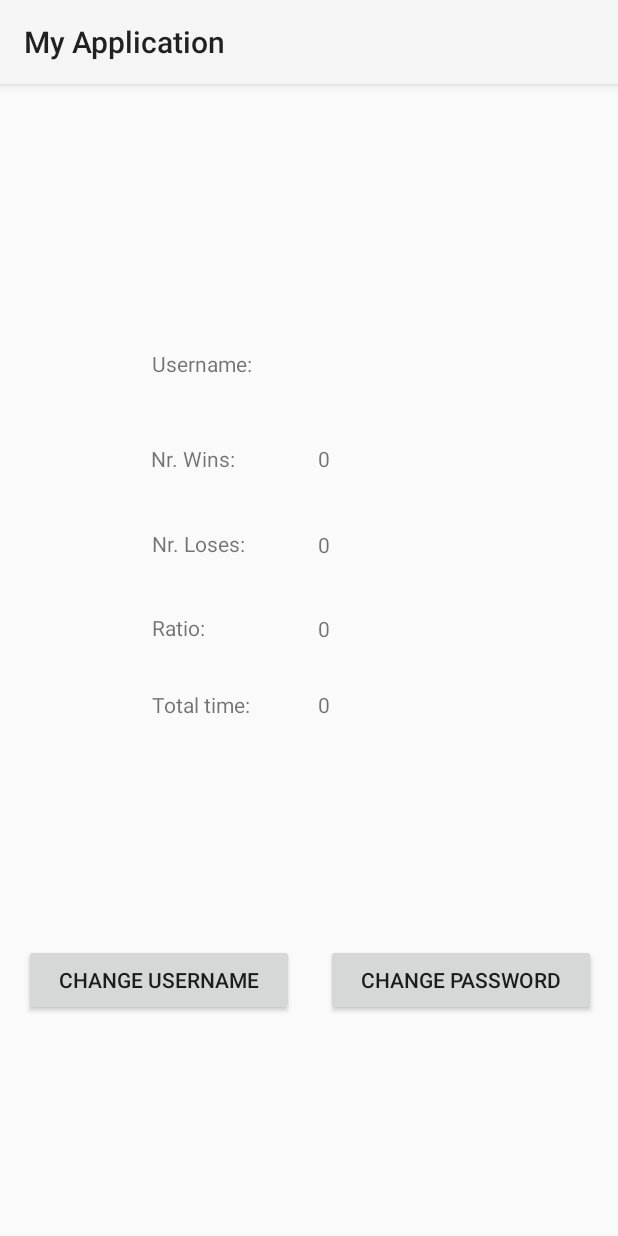
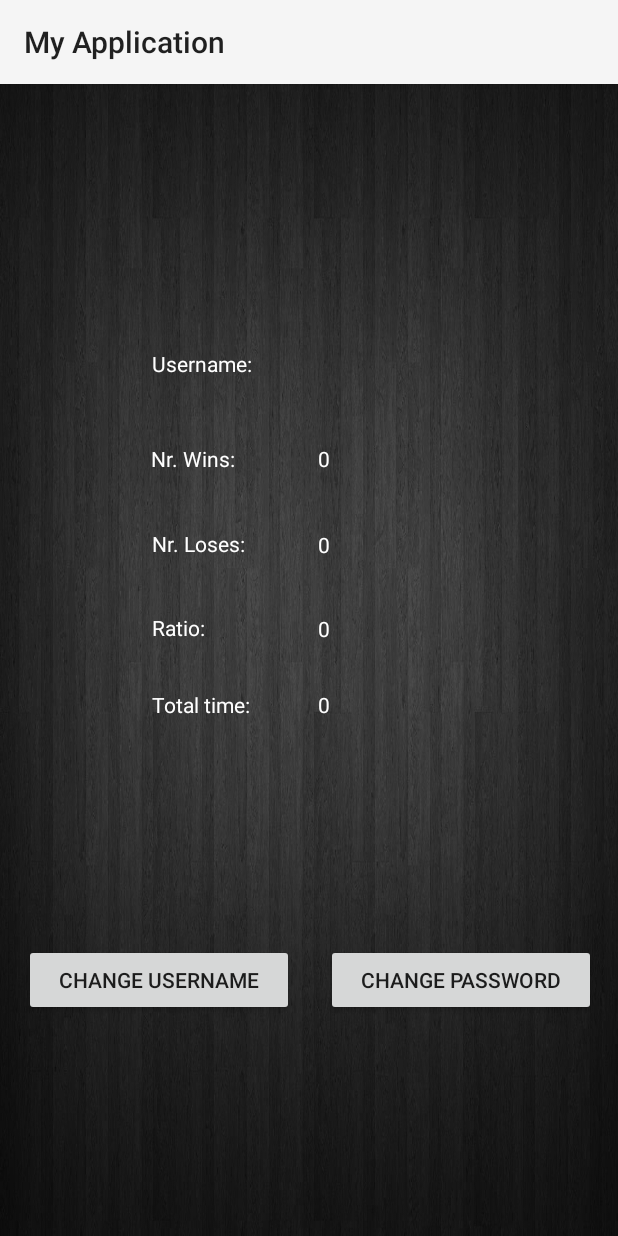
Before and after one commit to mihaikrisan/ElementsBattle, an Android app: the ProfileActivity screen opened directly, with no data from a screen before it, on a phone screen of 412 x 824 dp. Run offline under Robolectric (Android 15) with nearby library versions, the phone set to English and light mode, and no system bars; our stand-ins replace Firebase (no records; nobody signed in at launch, a user with empty details on screens opened directly).

Commit message:
Changed Profile Background

```diff
--- a/gamev10/app/src/main/res/layout/activity_profile.xml
+++ b/gamev10/app/src/main/res/layout/activity_profile.xml
@@ -4,6 +4,7 @@
     xmlns:tools="http://schemas.android.com/tools"
     android:layout_width="match_parent"
     android:layout_height="match_parent"
+    android:background="@drawable/profilebg"
     tools:context=".ProfileActivity">
 
     <TextView
@@ -11,6 +12,7 @@
         android:layout_width="wrap_content"
         android:layout_height="wrap_content"
         android:text="TextView"
+        android:textColor="#FFFFFF"
         app:layout_constraintBottom_toBottomOf="parent"
         app:layout_constraintEnd_toEndOf="parent"
         app:layout_constraintHorizontal_bias="0.525"
@@ -23,6 +25,7 @@
         android:layout_width="wrap_content"
         android:layout_height="wrap_content"
         android:text="TextView"
+        android:textColor="#FFFFFF"
         app:layout_constraintBottom_toBottomOf="parent"
         app:layout_constraintEnd_toEndOf="parent"
         app:layout_constraintHorizontal_bias="0.525"
@@ -35,6 +38,7 @@
         android:layout_width="wrap_content"
         android:layout_height="wrap_content"
         android:text="TextView"
+        android:textColor="#FFFFFF"
         app:layout_constraintBottom_toBottomOf="parent"
         app:layout_constraintEnd_toEndOf="parent"
         app:layout_constraintHorizontal_bias="0.525"
@@ -47,6 +51,7 @@
         android:layout_width="wrap_content"
         android:layout_height="wrap_content"
         android:text="TextView"
+        android:textColor="#FFFFFF"
         app:layout_constraintBottom_toBottomOf="parent"
         app:layout_constraintEnd_toEndOf="parent"
         app:layout_constraintHorizontal_bias="0.525"
@@ -59,6 +64,7 @@
         android:layout_width="wrap_content"
         android:layout_height="wrap_content"
         android:text="Username:"
+        android:textColor="#FFFFFF"
         app:layout_constraintBottom_toBottomOf="parent"
         app:layout_constraintEnd_toEndOf="parent"
         app:layout_constraintHorizontal_bias="0.293"
@@ -71,6 +77,7 @@
         android:layout_width="wrap_content"
         android:layout_height="wrap_content"
         android:text="Nr. Wins: "
+        android:textColor="#FFFFFF"
         app:layout_constraintBottom_toBottomOf="parent"
         app:layout_constraintEnd_toEndOf="parent"
         app:layout_constraintHorizontal_bias="0.286"
@@ -83,6 +90,7 @@
         android:layout_width="62dp"
         android:layout_height="24dp"
         android:text="Ratio: "
+        android:textColor="#FFFFFF"
         app:layout_constraintBottom_toBottomOf="parent"
         app:layout_constraintEnd_toEndOf="parent"
         app:layout_constraintHorizontal_bias="0.289"
@@ -95,6 +103,7 @@
         android:layout_width="wrap_content"
         android:layout_height="wrap_content"
         android:text="Total time: "
+        android:textColor="#FFFFFF"
         app:layout_constraintBottom_toBottomOf="parent"
         app:layout_constraintEnd_toEndOf="parent"
         app:layout_constraintHorizontal_bias="0.295"
@@ -107,6 +116,7 @@
         android:layout_width="wrap_content"
         android:layout_height="wrap_content"
         android:text="Nr. Loses:"
+        android:textColor="#FFFFFF"
         app:layout_constraintBottom_toBottomOf="parent"
         app:layout_constraintEnd_toEndOf="parent"
         app:layout_constraintHorizontal_bias="0.289"
@@ -119,6 +129,7 @@
         android:layout_width="wrap_content"
         android:layout_height="wrap_content"
         android:text="TextView"
+        android:textColor="#FFFFFF"
         app:layout_constraintBottom_toBottomOf="parent"
         app:layout_constraintEnd_toEndOf="parent"
         app:layout_constraintHorizontal_bias="0.525"
```
Also changed, not shown: gamev10/app/src/main/res/drawable-v24/profilebg.jpg (added), gamev10/app/src/main/res/drawable/logo.png (added).
